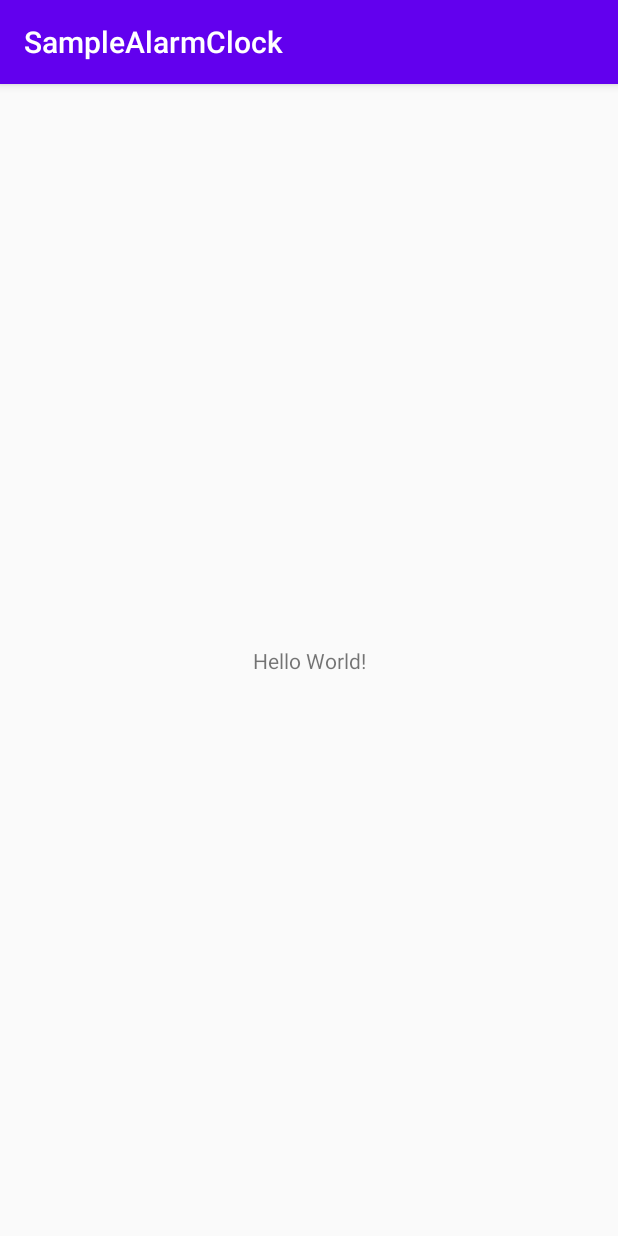
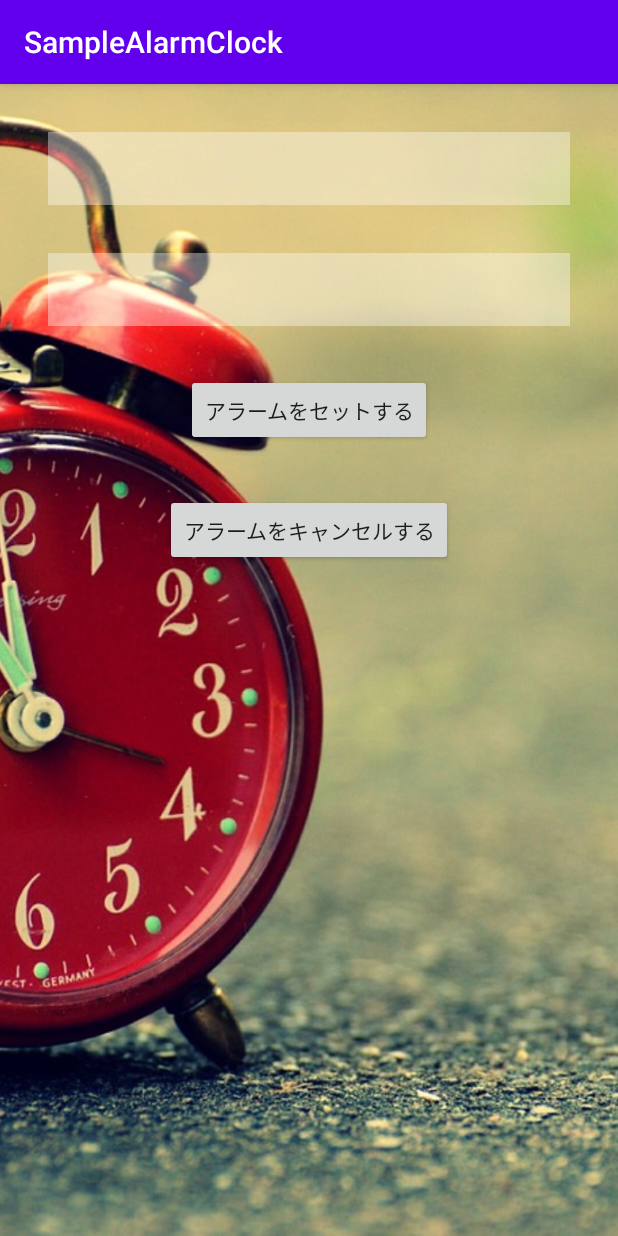
Before and after one commit to naruwo-github/AndroidPracticeSamples, an Android app: the screen it shows after launch (MainActivity), on a phone screen of 412 x 824 dp. Run offline under Robolectric (Android 15) with nearby library versions, the phone set to English and light mode, and no system bars.

Commit message:
テキストビューやボタンの配置

```diff
--- a/SampleAlarmClock/app/src/main/res/layout/activity_main.xml
+++ b/SampleAlarmClock/app/src/main/res/layout/activity_main.xml
@@ -6,13 +6,68 @@
     android:layout_height="match_parent"
     tools:context=".MainActivity">
 
+    <ImageView
+        android:id="@+id/imageView"
+        android:layout_width="0dp"
+        android:layout_height="0dp"
+        android:scaleType="centerCrop"
+        app:layout_constraintBottom_toBottomOf="parent"
+        app:layout_constraintEnd_toEndOf="parent"
+        app:layout_constraintStart_toStartOf="parent"
+        app:layout_constraintTop_toTopOf="parent"
+        app:srcCompat="@drawable/background" />
+
     <TextView
+        android:id="@+id/dateText"
+        android:layout_width="0dp"
+        android:layout_height="wrap_content"
+        android:layout_marginStart="32dp"
+        android:layout_marginTop="32dp"
+        android:layout_marginEnd="32dp"
+        android:background="@color/textBackground"
+        android:textAlignment="center"
+        android:textColor="@android:color/white"
+        android:textSize="36sp"
+        app:layout_constraintEnd_toEndOf="parent"
+        app:layout_constraintStart_toStartOf="parent"
+        app:layout_constraintTop_toTopOf="parent" />
+
+    <TextView
+        android:id="@+id/timeText"
+        android:layout_width="0dp"
+        android:layout_height="wrap_content"
+        android:layout_marginStart="32dp"
+        android:layout_marginTop="32dp"
+        android:layout_marginEnd="32dp"
+        android:background="@color/textBackground"
+        android:textAlignment="center"
+        android:textColor="@android:color/white"
+        android:textSize="36sp"
+        app:layout_constraintEnd_toEndOf="parent"
+        app:layout_constraintStart_toStartOf="parent"
+        app:layout_constraintTop_toBottomOf="@+id/dateText" />
+
+    <Button
+        android:id="@+id/setAlarm"
         android:layout_width="wrap_content"
         android:layout_height="wrap_content"
-        android:text="Hello World!"
-        app:layout_constraintBottom_toBottomOf="parent"
-        app:layout_constraintLeft_toLeftOf="parent"
-        app:layout_constraintRight_toRightOf="parent"
-        app:layout_constraintTop_toTopOf="parent" />
+        android:layout_marginStart="32dp"
+        android:layout_marginTop="32dp"
+        android:layout_marginEnd="32dp"
+        android:text="@string/set_alarm_text"
+        app:layout_constraintEnd_toEndOf="parent"
+        app:layout_constraintStart_toStartOf="parent"
+        app:layout_constraintTop_toBottomOf="@+id/timeText" />
 
+    <Button
+        android:id="@+id/cancelAlarm"
+        android:layout_width="wrap_content"
+        android:layout_height="wrap_content"
+        android:layout_marginStart="32dp"
+        android:layout_marginTop="32dp"
+        android:layout_marginEnd="32dp"
+        android:text="@string/cancel_alarm_text"
+        app:layout_constraintEnd_toEndOf="parent"
+        app:layout_constraintStart_toStartOf="parent"
+        app:layout_constraintTop_toBottomOf="@+id/setAlarm" />
 </androidx.constraintlayout.widget.ConstraintLayout>
--- a/SampleAlarmClock/app/src/main/res/values/colors.xml
+++ b/SampleAlarmClock/app/src/main/res/values/colors.xml
@@ -3,4 +3,5 @@
     <color name="colorPrimary">#6200EE</color>
     <color name="colorPrimaryDark">#3700B3</color>
     <color name="colorAccent">#03DAC5</color>
+    <color name="textBackground">#60FFFFFF</color>
 </resources>
--- a/SampleAlarmClock/app/src/main/res/values/strings.xml
+++ b/SampleAlarmClock/app/src/main/res/values/strings.xml
@@ -1,3 +1,5 @@
 <resources>
     <string name="app_name">SampleAlarmClock</string>
+    <string name="set_alarm_text">アラームをセットする</string>
+    <string name="cancel_alarm_text">アラームをキャンセルする</string>
 </resources>
```
Also changed, not shown: SampleAlarmClock/app/src/main/res/drawable/background.jpg (added).
